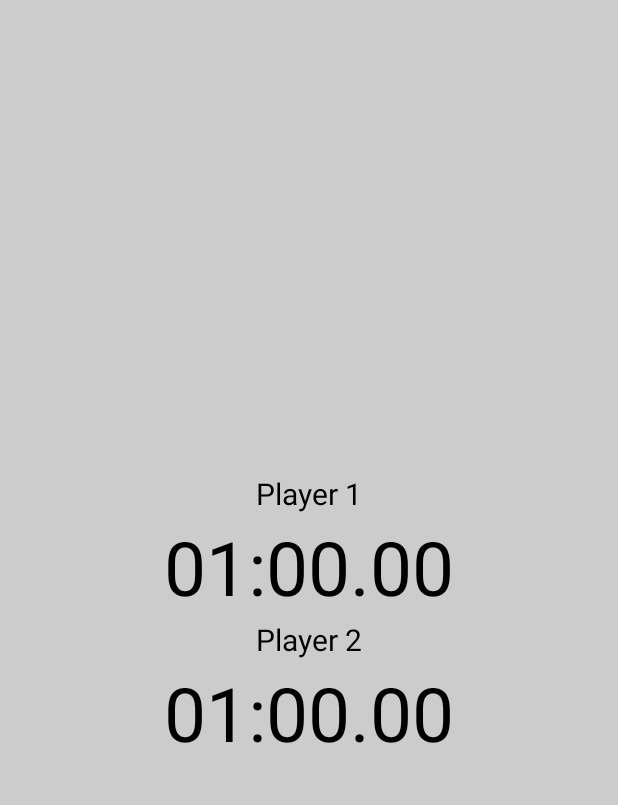
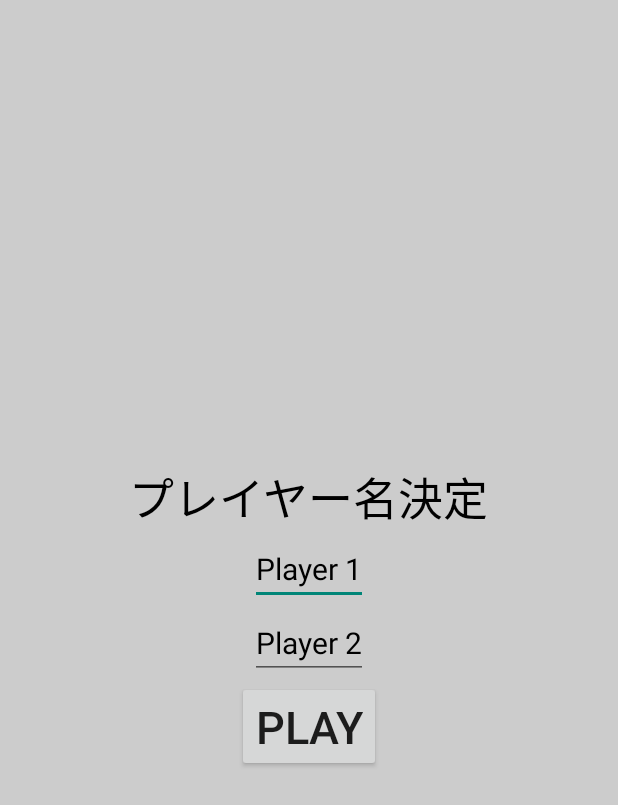
Before and after one commit to Raba227/AndroidStudio, an Android app: the screen it shows after launch (MainActivity before the commit, PlayerNameActivity after it), after a tap on an icon or button, on a phone screen of 412 x 824 dp. Shown: the top 805 px of the screen. Run offline under Robolectric (Android 15) with nearby library versions, the phone set to English and light mode, and no system bars.

Commit message:
add PlayerNameActivity

```diff
--- a/ChessClock/app/src/main/AndroidManifest.xml
+++ b/ChessClock/app/src/main/AndroidManifest.xml
@@ -9,6 +9,7 @@
         android:roundIcon="@mipmap/ic_launcher_round"
         android:supportsRtl="true"
         android:theme="@style/Theme.AppCompat.Light.NoActionBar">
+        <activity android:name=".PlayerNameActivity"></activity>
         <activity android:name=".SelectActivity">
             <intent-filter>
                 <action android:name="android.intent.action.MAIN" />
@@ -16,7 +17,7 @@
                 <category android:name="android.intent.category.LAUNCHER" />
             </intent-filter>
         </activity>
-        <activity android:name=".MainActivity"></activity>
+        <activity android:name=".MainActivity" />
     </application>
 
 </manifest>
--- /dev/null
+++ b/ChessClock/app/src/main/java/com/example/chessclock/PlayerNameActivity.java
@@ -0,0 +1,82 @@
+package com.example.chessclock;
+
+import android.content.Intent;
+import android.graphics.Color;
+import android.support.v7.app.AppCompatActivity;
+import android.os.Bundle;
+import android.util.TypedValue;
+import android.view.Gravity;
+import android.view.View;
+import android.widget.Button;
+import android.widget.EditText;
+import android.widget.LinearLayout;
+import android.widget.TextView;
+
+import java.util.ArrayList;
+
+public class PlayerNameActivity extends AppCompatActivity {
+    private int playerNumber;
+    private long countNumber, secNumber;
+    private ArrayList<EditText> playerName = new ArrayList<>();
+
+    @Override
+    protected void onCreate(Bundle savedInstanceState) {
+        super.onCreate(savedInstanceState);
+
+        // レイアイウト生成
+        LinearLayout layout = new LinearLayout(this);
+        layout.setOrientation(LinearLayout.VERTICAL);
+        layout.setLayoutParams(new LinearLayout.LayoutParams(LinearLayout.LayoutParams.MATCH_PARENT, LinearLayout.LayoutParams.MATCH_PARENT));
+        layout.setGravity(Gravity.CENTER);
+        layout.setBackgroundColor(Color.LTGRAY);
+        setContentView(layout);
+
+
+        // マージン計算
+        float scale = getResources().getDisplayMetrics().density;
+        int margins = (int)(1 * scale);
+
+        // TextViewのレイアウト指定
+        LinearLayout.LayoutParams textLayoutParams = new LinearLayout.LayoutParams(LinearLayout.LayoutParams.WRAP_CONTENT, LinearLayout.LayoutParams.WRAP_CONTENT);
+        textLayoutParams.setMargins(margins, margins, margins, margins);
+
+        // プレイヤー人数に応じてインスタンス初期化
+        playerNumber = getIntent().getIntExtra("playerNumber", 0);
+
+        TextView textView = new TextView(this);
+        textView.setText("プレイヤー名決定");
+        textView.setTextSize(TypedValue.COMPLEX_UNIT_DIP, 30);
+        textView.setTextColor(Color.rgb(0x0, 0x0, 0x0));
+        textView.setLayoutParams(textLayoutParams);
+        layout.addView(textView);
+        for(int player = 0; player < playerNumber; player++) {
+            playerName.add(new EditText(this));
+            playerName.get(player).setText("Player " + Integer.toString(player + 1), TextView.BufferType.NORMAL);
+            playerName.get(player).setTextSize(TypedValue.COMPLEX_UNIT_DIP, 20);
+            playerName.get(player).setTextColor(Color.rgb(0x0, 0x0, 0x0));
+            playerName.get(player).setLayoutParams(textLayoutParams);
+            layout.addView(playerName.get(player));
+        }
+        Button button = new Button(this);
+        button.setText("Play");
+        button.setTextSize(TypedValue.COMPLEX_UNIT_DIP, 30);
+        button.setLayoutParams(textLayoutParams);
+        layout.addView(button);
+
+        button.setOnClickListener(new View.OnClickListener() {
+            @Override
+            public void onClick(View v) {
+                countNumber = getIntent().getLongExtra("countNumber", 0);
+                secNumber = getIntent().getLongExtra("secNumber", 0);
+                Intent intent = new Intent(getApplicationContext(), MainActivity.class);
+                for (int player = 0; player < playerNumber; player++) {
+                    intent.putExtra("playerName" + Integer.toString(player), playerName.get(player).getText().toString());
+                }
+                intent.putExtra("playerNumber", playerNumber);
+                intent.putExtra("countNumber", countNumber);
+                intent.putExtra("secNumber", secNumber);
+                startActivity(intent);
+            }
+        });
+    }
+}
--- a/ChessClock/app/src/main/java/com/example/chessclock/SelectActivity.java
+++ b/ChessClock/app/src/main/java/com/example/chessclock/SelectActivity.java
@@ -44,7 +44,7 @@ public class SelectActivity extends AppCompatActivity {
                 playerNumber = Integer.parseInt((String)player_spinner.getSelectedItem());
                 countNumber = Long.parseLong((String)time_spinner.getSelectedItem());
                 secNumber = Long.parseLong((String)sec_spinner.getSelectedItem());
-                Intent intent = new Intent(getApplicationContext(), MainActivity.class);
+                Intent intent = new Intent(getApplicationContext(), PlayerNameActivity.class);
                 intent.putExtra("playerNumber", playerNumber);
                 intent.putExtra("countNumber", countNumber);
                 intent.putExtra("secNumber", secNumber);
```
Also changed, not shown: ChessClock/app/src/main/java/com/example/chessclock/MainActivity.java (+25 -1 lines), ChessClock/app/src/main/res/layout/activity_player_name.xml (added, +7 -0 lines).
